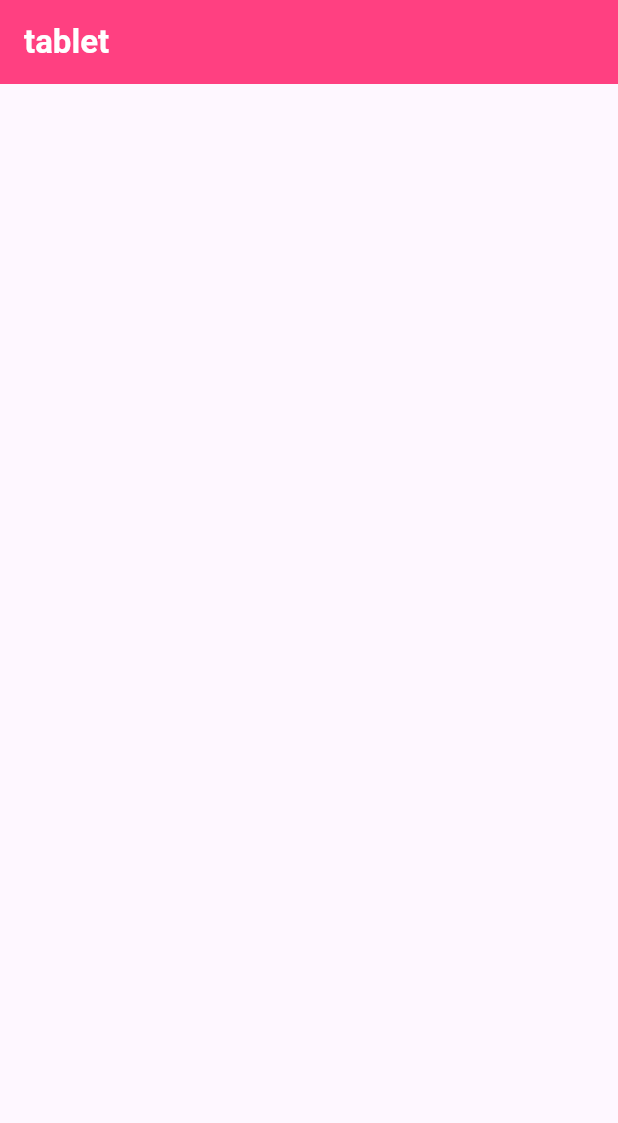
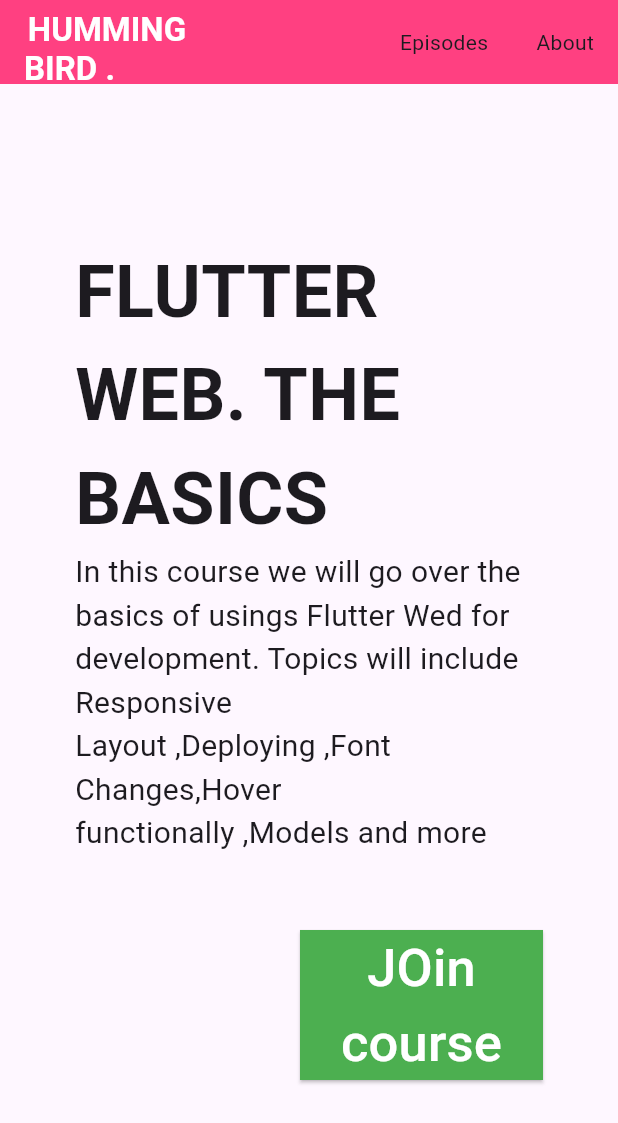
Before and after one commit to mdnaimur2islam/flutterproject_first, a Flutter app: the tabletScaffold screen opened directly, on a phone screen of 412 x 824 dp. Shown: the top 1123 px of the screen. Run offline on Flutter 3.47's test engine with Material 3 defaults, Android fonts, the phone set to English and light mode, and no system bars; our stand-ins replace device_preview.

Commit message:
responsive assignment

```diff
--- a/lib/calculator.dart
+++ b/lib/calculator.dart
@@ -39,7 +39,8 @@ class _CalculatorState extends State<Calculator> {
 style: ElevatedButton.styleFrom(
 
   shape: RoundedRectangleBorder(
-    borderRadius: BorderRadius.circular(100)
+    borderRadius: BorderRadius.circular(100),
+
   ),
   backgroundColor: btncolor,
   padding: EdgeInsets.all(10),
--- a/lib/Responsive.dart
+++ b/lib/responsive/Responsive.dart
@@ -2,9 +2,9 @@
 //import 'package:device_preview/device_preview.dart';
 import 'package:flutter/cupertino.dart';
 import 'package:flutter/material.dart';
-import 'package:untitled1/desktopScaffold.dart';
-import 'package:untitled1/mobileScaffold.dart';
-import 'package:untitled1/tabletScaffold.dart';
+import 'package:untitled1/responsive/desktopScaffold.dart';
+import 'package:untitled1/responsive/mobileScaffold.dart';
+import 'package:untitled1/responsive/tabletScaffold.dart';
 
 import 'mobileScaffold.dart';
 //import 'package:flutter_screenutil/flutter_screenutil.dart';
--- /dev/null
+++ b/lib/responsive/tabletScaffold.dart
@@ -0,0 +1,111 @@
+
+import 'package:flutter/material.dart';
+class tabletScaffold extends StatefulWidget {
+  const tabletScaffold({super.key});
+
+  @override
+  State<tabletScaffold> createState() => _tabletScaffoldState();
+}
+
+class _tabletScaffoldState extends State<tabletScaffold> {
+  @override
+  Widget build(BuildContext context) {
+    return  Scaffold(
+      appBar: AppBar(
+        title: const Row(
+          mainAxisAlignment: MainAxisAlignment.start,
+          children: [
+            Column(
+              mainAxisAlignment: MainAxisAlignment.spaceEvenly,
+              children: [
+                Padding(
+                  padding: const EdgeInsets.only(top: 10),
+                  child: Text(
+                    'HUMMING',
+                    style: TextStyle(fontWeight: FontWeight.bold),
+                  ),
+                ),
+                Padding(
+                  padding: const EdgeInsets.only(right: 50),
+                  child: Text('BIRD .',
+                      style: TextStyle(fontWeight: FontWeight.bold)),
+                )
+              ],
+            ),
+          ],
+        ),
+        actions: [
+        const  Row(
+            children: [
+              Padding(
+                padding: const EdgeInsets.all(16),
+                child: Text('Episodes'),
+              ),
+              Padding(
+                padding: const EdgeInsets.all(16),
+                child: Text('About'),
+              ),
+            ],
+          )
+        ],
+      ),
+      body: Padding(
+        padding: EdgeInsets.all(50),
+        child: Center(
+
+          child: Column(
+
+            mainAxisAlignment: MainAxisAlignment.center,
+            children: [
+              Wrap(
+                children: [
+                  Text('FLUTTER WEB. THE BASICS',style: TextStyle(
+                      fontSize: 48,
+                      fontWeight: FontWeight.bold
+                  ),),
+
+                  Text('In this course we will go over the basics of usings Flutter Wed for development. Topics will include Responsive Layout ,Deploying ,Font Changes,Hover functionally ,Models and more',
+                    style:TextStyle(
+                      fontSize: 20,
+
+                    ),
+                  ),
+                  Padding(
+                    padding: const EdgeInsets.only(left: 150,top: 50),
+                    child: ElevatedButton(
+
+                      onPressed: () {
+
+                      },
+                      child: Text(
+                        textAlign: TextAlign.center,
+                        'JOin course',
+                        style: TextStyle(
+                          fontSize: 35,
+                          color: Colors.white,
+                        ),
+                      ),
+                      style: ElevatedButton.styleFrom(
+                        alignment: Alignment.center,
+                        shape: RoundedRectangleBorder(
+                          borderRadius: BorderRadius.circular(0),
+
+                        ),
+                        backgroundColor: Colors.green,
+                        //padding: EdgeInsets.only(right:100),
+                      ),
+                    ),
+                  ),
+
+                ],
+
+              ),
+
+            ],
+          ),
+        ),
+
+      ),
+    );
+  }
+}
--- a/lib/tabletScaffold.dart
+++ /dev/null
@@ -1,19 +0,0 @@
-
-import 'package:flutter/material.dart';
-class tabletScaffold extends StatefulWidget {
-  const tabletScaffold({super.key});
-
-  @override
-  State<tabletScaffold> createState() => _tabletScaffoldState();
-}
-
-class _tabletScaffoldState extends State<tabletScaffold> {
-  @override
-  Widget build(BuildContext context) {
-    return  Scaffold(
-      appBar: AppBar(
-        title: Text('tablet'),
-      ),
-    );
-  }
-}
```
Also changed, not shown: lib/desktopScaffold.dart (deleted, +0 -18 lines), lib/responsive/desktopScaffold.dart (added, +124 -0 lines), lib/responsive/mobileScaffold.dart (renamed from lib/mobileScaffold.dart, +30 -4 lines).
